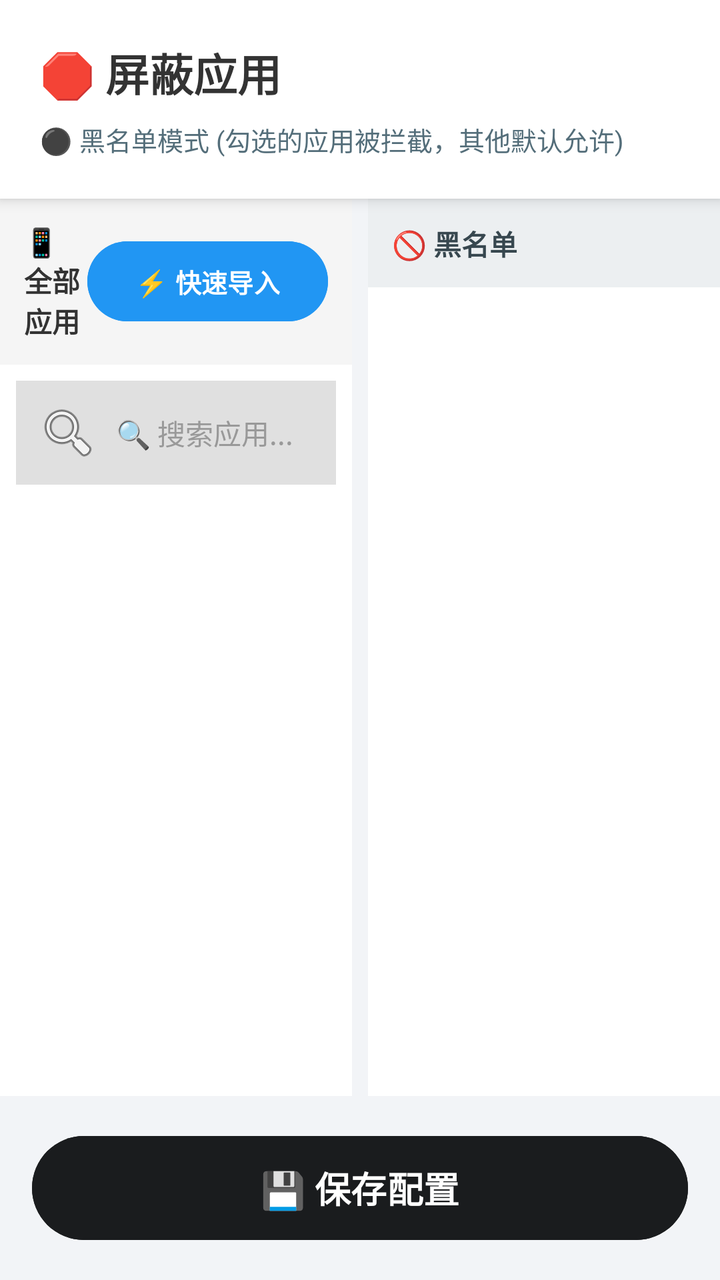
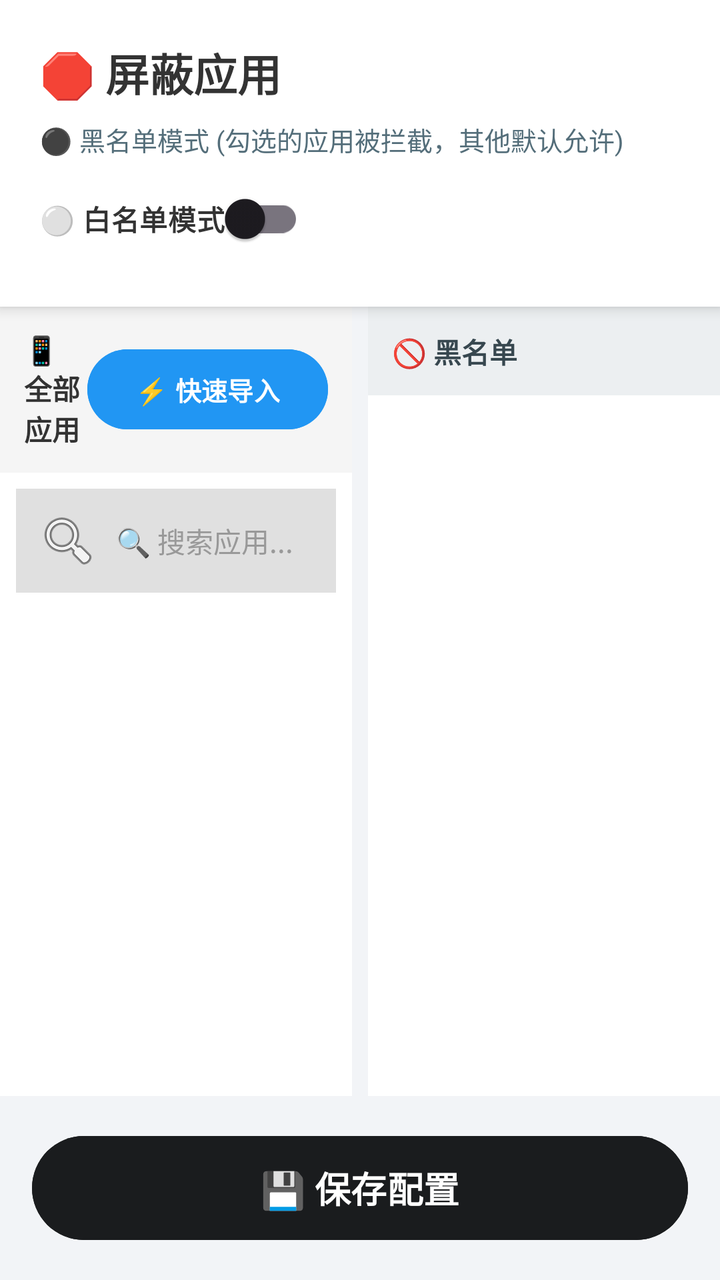

Two renders of the same Android screen: before a commit and after it. Below are the layout's source before the change and the commit's diff.
<!-- AndroidManifest.xml: application theme Theme.IronWill -->
<!-- res/layout/activity_app_selection.xml -->
<?xml version="1.0" encoding="utf-8"?>
<LinearLayout xmlns:android="http://schemas.android.com/apk/res/android"
    android:layout_width="match_parent"
    android:layout_height="match_parent"
    android:orientation="vertical"
    android:background="#F2F4F7">

    

    <LinearLayout
        android:layout_width="match_parent"
        android:layout_height="wrap_content"
        android:padding="20dp"
        android:background="#FFFFFF"
        android:elevation="4dp"
        android:orientation="vertical">

        <TextView
            android:id="@+id/tv_title_main"
            android:text="🛑 屏蔽应用"
            android:textSize="22sp"
            android:textStyle="bold"
            android:textColor="#333333"
            android:layout_width="wrap_content"
            android:layout_height="wrap_content"/>

        <TextView
            android:id="@+id/tv_mode_hint"
            android:text="⚫ 黑名单模式 (勾选的应用被拦截，其他默认允许)"
            android:textSize="13sp"
            android:textColor="#546E7A"
            android:layout_marginTop="8dp"
            android:layout_width="wrap_content"
            android:layout_height="wrap_content"/>

        
        <androidx.cardview.widget.CardView
            android:id="@+id/card_pending_changes"
            android:layout_width="match_parent"
            android:layout_height="wrap_content"
            android:layout_marginTop="12dp"
            android:layout_marginBottom="4dp"
            android:visibility="gone"
            app:cardBackgroundColor="#FFF8E1"
            app:cardCornerRadius="8dp"
            app:cardElevation="2dp"
            xmlns:app="http://schemas.android.com/apk/res-auto">

            <LinearLayout
                android:layout_width="match_parent"
                android:layout_height="wrap_content"
                android:orientation="vertical"
                android:padding="12dp">

                <TextView
                    android:id="@+id/tv_lockout_hint"
                    android:layout_width="match_parent"
                    android:layout_height="wrap_content"
                    android:textSize="12sp"
                    android:textColor="#E65100"
                    android:lineSpacingExtra="4dp"
                    android:layout_marginBottom="8dp"
                    android:visibility="gone"/>

                <LinearLayout
                    android:layout_width="wrap_content"
                    android:layout_height="wrap_content"
                    android:orientation="horizontal"
                    android:gravity="center_vertical">
                    
                    <TextView
                        android:text="📝"
                        android:textSize="14sp"
                        android:layout_width="wrap_content"
                        android:layout_height="wrap_content"/>
                        
                    <TextView
                        android:text="⏳ 延迟生效表"
                        android:textStyle="bold"
                        android:textSize="13sp"
                        android:textColor="#F57F17"
                        android:layout_marginStart="6dp"
                        android:layout_width="wrap_content"
                        android:layout_height="wrap_content"/>
                </LinearLayout>

                <TextView
                    android:id="@+id/tv_pending_details"
                    android:layout_width="match_parent"
                    android:layout_height="wrap_content"
                    android:layout_marginTop="8dp"
                    android:lineSpacingExtra="4dp"
                    android:text=""
                    android:textSize="12sp"
                    android:textColor="#5D4037"/>

                <TextView
                    android:id="@+id/tv_pending_hint_legacy"
                    android:text="💡 包含次日生效的黑名单移除操作"
                    android:textSize="11sp"
                    android:textColor="#8D6E63"
                    android:layout_marginTop="6dp"
                    android:layout_width="wrap_content"
                    android:layout_height="wrap_content"/>
            </LinearLayout>
        </androidx.cardview.widget.CardView>
    </LinearLayout>

    
    <LinearLayout
        android:id="@+id/ll_segment_tools"
        android:layout_width="match_parent"
        android:layout_height="wrap_content"
        android:orientation="horizontal"
        android:gravity="center_vertical"
        android:paddingStart="16dp"
        android:paddingEnd="16dp"
        android:paddingTop="8dp"
        android:paddingBottom="8dp"
        android:background="#FFFFFF"
        android:visibility="gone">

        <Button
            android:id="@+id/btn_select_all"
            android:layout_width="0dp"
            android:layout_weight="1"
            android:layout_height="44dp"
            android:text="✅ 全选"
            android:textSize="13sp"
            android:textStyle="bold"
            android:backgroundTint="#2196F3"
            android:textColor="#FFFFFF"
            android:layout_marginEnd="4dp"
            android:insetTop="0dp"
            android:insetBottom="0dp"
            android:minHeight="0dp"
            android:paddingTop="0dp"
            android:paddingBottom="0dp"/>

        <Button
            android:id="@+id/btn_invert"
            android:layout_width="0dp"
            android:layout_weight="1"
            android:layout_height="44dp"
            android:text="🔄 反选"
            android:textSize="13sp"
            android:textStyle="bold"
            android:backgroundTint="#00897B"
            android:textColor="#FFFFFF"
            android:layout_marginStart="4dp"
            android:layout_marginEnd="4dp"
            android:insetTop="0dp"
            android:insetBottom="0dp"
            android:minHeight="0dp"
            android:paddingTop="0dp"
            android:paddingBottom="0dp"/>

        <Button
            android:id="@+id/btn_restore_global"
            android:layout_width="0dp"
            android:layout_weight="1"
            android:layout_height="44dp"
            android:text="♻️ 恢复为全局黑名单"
            android:textSize="13sp"
            android:textStyle="bold"
            android:backgroundTint="#546E7A"
            android:textColor="#FFFFFF"
            android:layout_marginStart="4dp"
            android:insetTop="0dp"
            android:insetBottom="0dp"
            android:minHeight="0dp"
            android:paddingTop="0dp"
            android:paddingBottom="0dp"/>
    </LinearLayout>

    <LinearLayout
        android:layout_width="match_parent"
        android:layout_height="0dp"
        android:layout_weight="1"
        android:orientation="horizontal"
        android:background="#F2F4F7">

        
        <LinearLayout
            android:layout_width="0dp"
            android:layout_height="match_parent"
            android:layout_weight="1"
            android:orientation="vertical"
            android:background="#FFFFFF"
            android:layout_marginEnd="4dp">

            
            <LinearLayout
                android:layout_width="match_parent"
                android:layout_height="wrap_content"
                android:orientation="horizontal"
                android:gravity="center_vertical"
                android:padding="12dp"
                android:background="#F5F5F5">

                <TextView
                    android:layout_width="0dp"
                    android:layout_height="wrap_content"
                    android:layout_weight="1"
                    android:text="📱 全部应用"
                    android:textSize="14sp"
                    android:textStyle="bold"
                    android:textColor="#333333"/>

                <Button
                    android:id="@+id/btn_quick_import"
                    android:layout_width="wrap_content"
                    android:layout_height="40dp"
                    android:text="⚡ 快速导入"
                    android:textSize="13sp"
                    android:textStyle="bold"
                    android:backgroundTint="#2196F3"
                    android:textColor="#FFFFFF"
                    android:insetTop="0dp"
                    android:insetBottom="0dp"
                    android:minHeight="0dp"
                    android:paddingTop="0dp"
                    android:paddingBottom="0dp"/>
            </LinearLayout>

            <EditText
                android:id="@+id/et_search_apps"
                android:layout_width="match_parent"
                android:layout_height="wrap_content"
                android:hint="🔍 搜索应用..."
                android:padding="10dp"
                android:textSize="14sp"
                android:background="#FFFFFF"
                android:layout_margin="8dp"
                android:drawableStart="@android:drawable/ic_menu_search"
                android:drawablePadding="8dp"
                android:backgroundTint="#E0E0E0"
                android:textColor="#333333"
                android:textColorHint="#999999"
                android:maxLines="1"
                android:inputType="text"/>

            <ListView
                android:id="@+id/list_all_apps"
                android:layout_width="match_parent"
                android:layout_height="match_parent"
                android:padding="8dp"
                android:clipToPadding="false"
                android:divider="@null"
                android:dividerHeight="6dp"/>
        </LinearLayout>

        
        <LinearLayout
            android:layout_width="0dp"
            android:layout_height="match_parent"
            android:layout_weight="1"
            android:orientation="vertical"
            android:background="#FFFFFF"
            android:layout_marginStart="4dp">

            <TextView
                android:layout_width="match_parent"
                android:layout_height="wrap_content"
                android:text="🚫 黑名单"
                android:textSize="14sp"
                android:textStyle="bold"
                android:textColor="#37474F"
                android:padding="12dp"
                android:background="#ECEFF1"/>

            <ListView
                android:id="@+id/list_selected_apps"
                android:layout_width="match_parent"
                android:layout_height="match_parent"
                android:padding="8dp"
                android:clipToPadding="false"
                android:divider="@null"
                android:dividerHeight="6dp"/>
        </LinearLayout>
    </LinearLayout>

    <Button
        android:id="@+id/btn_save_apps"
        android:layout_width="match_parent"
        android:layout_height="60dp"
        android:text="💾 保存配置"
        android:textSize="18sp"
        android:textStyle="bold"
        android:backgroundTint="#1A1C1E"
        android:textColor="#FFFFFF"
        android:layout_margin="16dp"/>
</LinearLayout>
<!-- resources referenced by this layout -->
<resources>
  <style name="Theme.IronWill" parent="Base.Theme.IronWill" />
  <style name="Base.Theme.IronWill" parent="Theme.Material3.DayNight.NoActionBar">
          
          
      </style>
</resources>

<!-- the commit's change to res/layout/activity_app_selection.xml (unified diff, before → after) -->
@@ -32,6 +32,16 @@
             android:layout_marginTop="8dp"
             android:layout_width="wrap_content"
             android:layout_height="wrap_content"/>
+
+        <androidx.appcompat.widget.SwitchCompat
+            android:id="@+id/switch_list_mode"
+            android:layout_width="wrap_content"
+            android:layout_height="wrap_content"
+            android:layout_marginTop="6dp"
+            android:text="⚪ 白名单模式"
+            android:textSize="14sp"
+            android:textStyle="bold"
+            android:textColor="#333333"/>
 
         
         <androidx.cardview.widget.CardView
@@ -260,6 +270,7 @@
             android:layout_marginStart="4dp">
 
             <TextView
+                android:id="@+id/tv_selected_title"
                 android:layout_width="match_parent"
                 android:layout_height="wrap_content"
                 android:text="🚫 黑名单"
